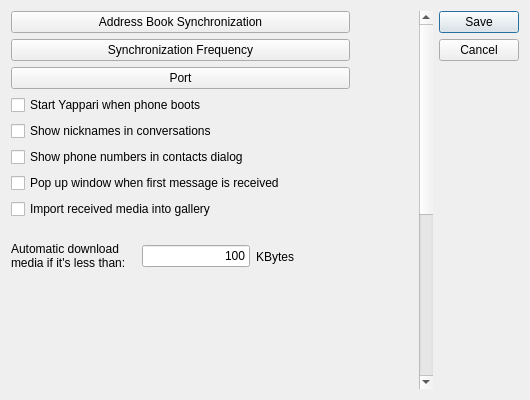
Old version of the form src/yappari-application/Gui/ui/globalsettingsdialog.ui in the repository agamez/yappari.
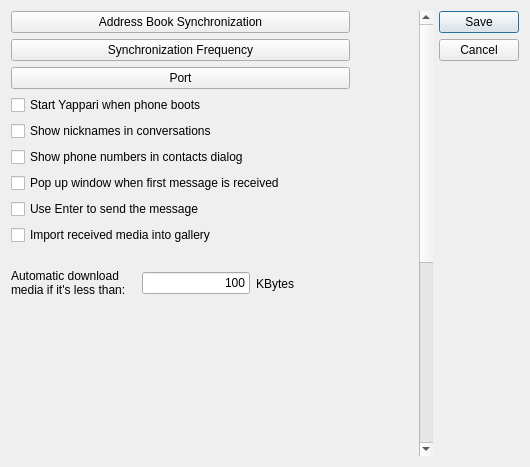
New version of the form. Custom widgets are drawn as their Qt base class.

```diff
--- a/src/yappari-application/Gui/ui/globalsettingsdialog.ui
+++ b/src/yappari-application/Gui/ui/globalsettingsdialog.ui
@@ -7,7 +7,7 @@
     <x>0</x>
     <y>0</y>
     <width>530</width>
-    <height>400</height>
+    <height>467</height>
    </rect>
   </property>
   <property name="windowTitle">
@@ -43,7 +43,7 @@
         <x>0</x>
         <y>0</y>
         <width>398</width>
-        <height>700</height>
+        <height>780</height>
        </rect>
       </property>
       <property name="sizePolicy">
@@ -55,7 +55,7 @@
       <property name="minimumSize">
        <size>
         <width>0</width>
-        <height>700</height>
+        <height>780</height>
        </size>
       </property>
       <property name="layoutDirection">
@@ -67,7 +67,7 @@
          <x>0</x>
          <y>0</y>
          <width>339</width>
-         <height>277</height>
+         <height>305</height>
         </rect>
        </property>
        <layout class="QVBoxLayout" name="verticalLayout">
@@ -126,6 +126,13 @@
           </property>
          </widget>
         </item>
+        <item>
+         <widget class="QCheckBox" name="enterIsSendCheckbox">
+          <property name="text">
+           <string>Use Enter to send the message</string>
+          </property>
+         </widget>
+        </item>
         <item>
          <widget class="QCheckBox" name="importCheckbox">
           <property name="text">
```
